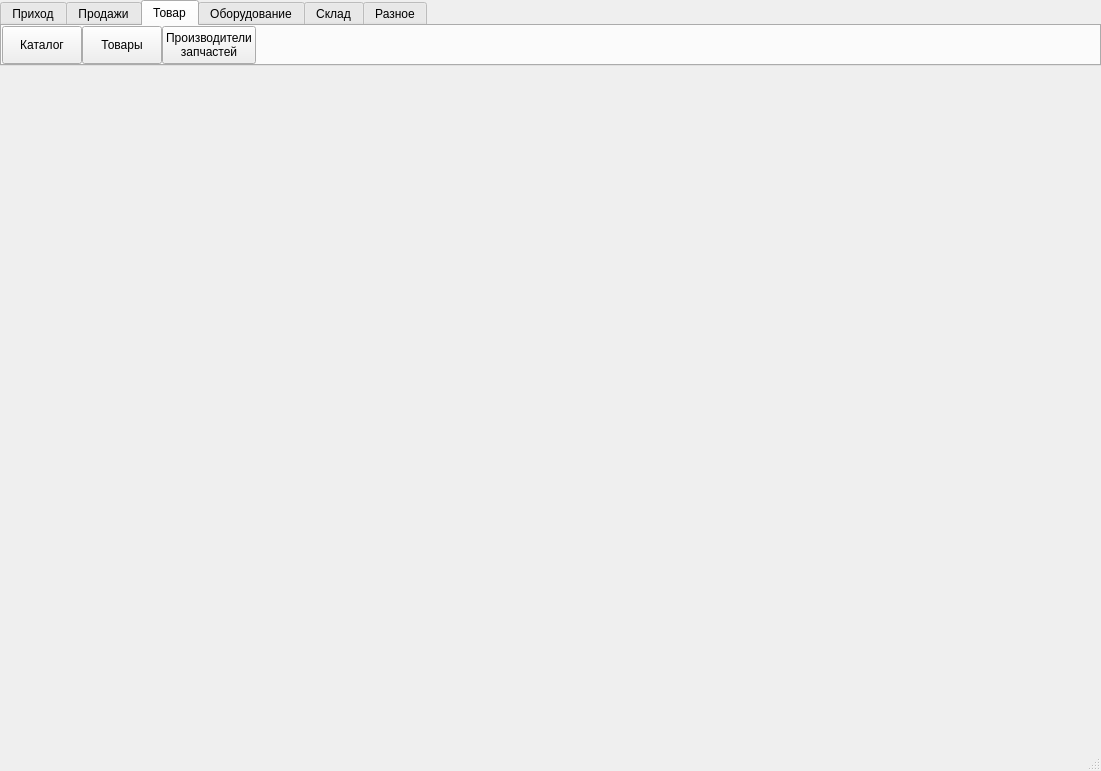
First picture: the form in ui/main_window.ui, repository Meller008/kara, before the edit.
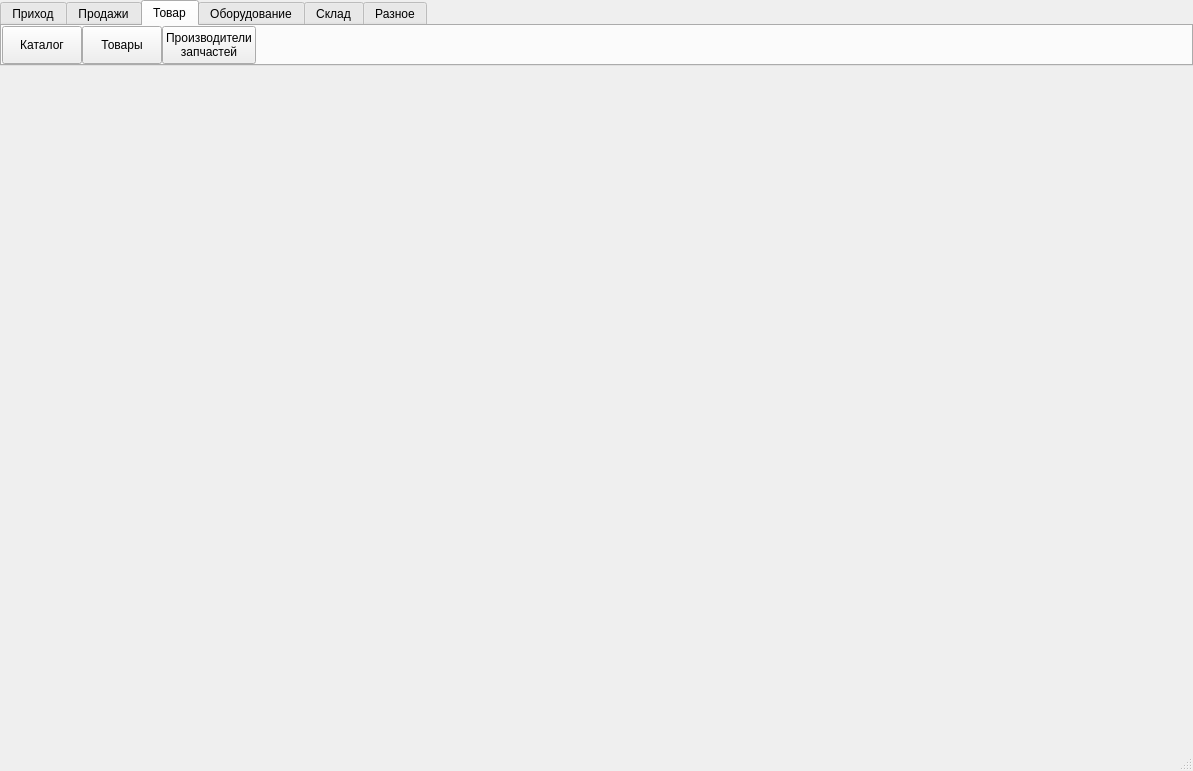
Second picture: the form after the edit.

What changed in the file:
```diff
--- a/ui/main_window.ui
+++ b/ui/main_window.ui
@@ -6,7 +6,7 @@
    <rect>
     <x>0</x>
     <y>0</y>
-    <width>1101</width>
+    <width>1193</width>
     <height>771</height>
    </rect>
   </property>
```
